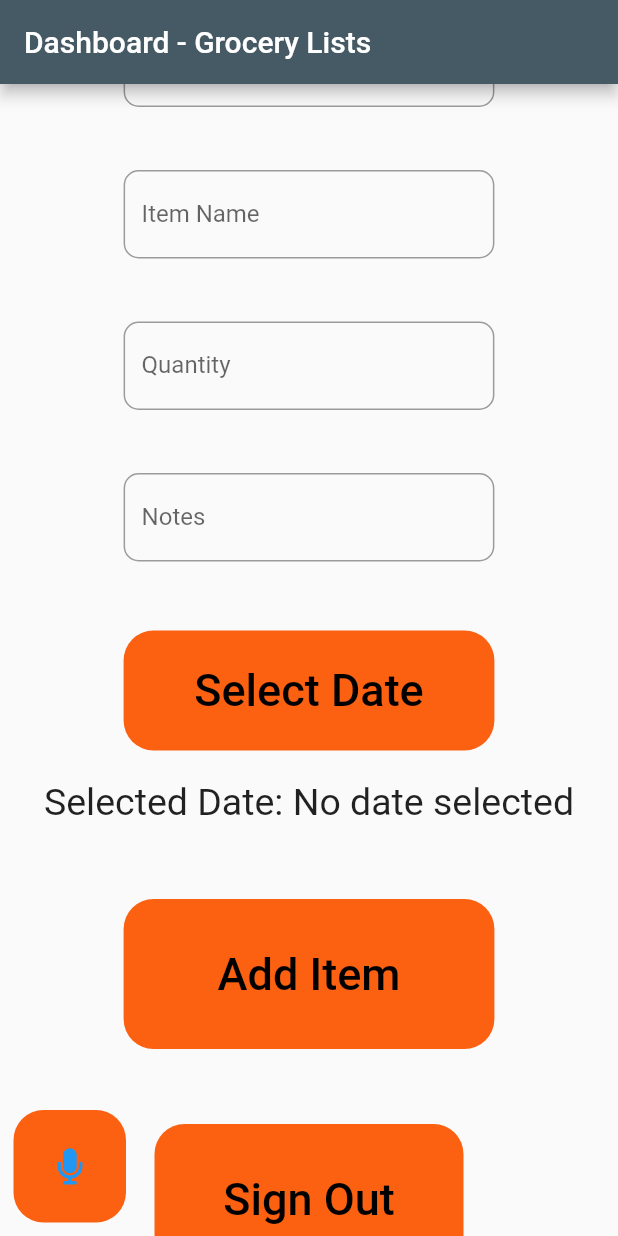
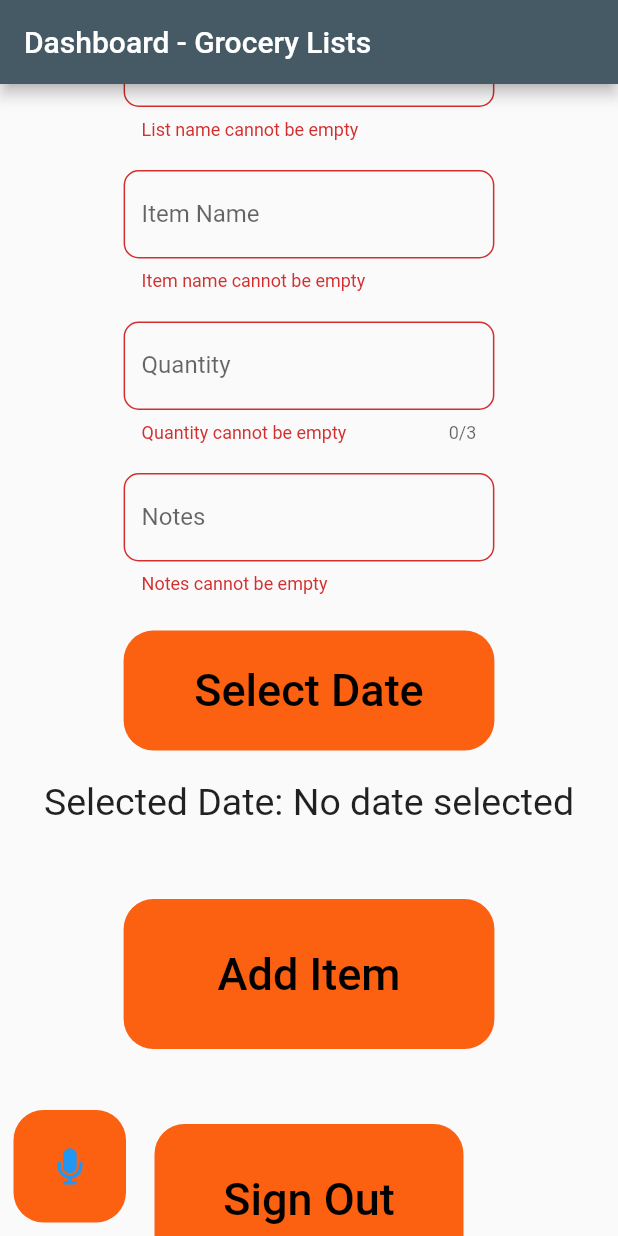
Before and after one commit to Leckraj1405/maugrocery, a Flutter app: the DashboardPage screen opened directly, scrolled down 576 dp, after a tap on "Add Item", on a phone screen of 412 x 824 dp. Run offline on Flutter 3.47's test engine with Material 2 defaults, Android fonts, the phone set to English and light mode, and no system bars; our stand-ins replace cloud_firestore, firebase_auth, firebase_core, flutter_spinkit, flutter_tts, font_awesome_flutter and 2 more; accounts and stored records are empty.

Commit message:
added validators in dashboard

```diff
--- a/lib/dashboard.dart
+++ b/lib/dashboard.dart
@@ -1,4 +1,5 @@
 import 'package:flutter/material.dart';
+import 'package:flutter/services.dart';
 import 'package:font_awesome_flutter/font_awesome_flutter.dart';
 import 'package:maugrocery/listcardWidget.dart';
 import 'package:maugrocery/common.dart';
@@ -26,6 +27,7 @@ class _DashboardPageState extends State<DashboardPage> {
 
   FirebaseAuth _auth = FirebaseAuth.instance;
   FirebaseFirestore firestore = FirebaseFirestore.instance;
+  final dashboardFormKey = GlobalKey<FormState>();
   String listname;
   String itemname;
   String quantity;
@@ -112,6 +114,8 @@ class _DashboardPageState extends State<DashboardPage> {
           children: [
             Center(
               child: SingleChildScrollView(
+                child: Form(
+                  key: dashboardFormKey,
                   child: Column(
                     crossAxisAlignment: CrossAxisAlignment.center,
                     mainAxisAlignment: MainAxisAlignment.center,
@@ -139,8 +143,15 @@ class _DashboardPageState extends State<DashboardPage> {
                       Container(
                         height: 100.0,
                         width: MediaQuery.of(context).size.width * 0.6,
-                      child: TextField(
+                        child: TextFormField(
+                          validator: (listname) {
+                            if (listname.isEmpty) {
+                              return "List name cannot be empty";
+                            }
+                            return null;
+                          },
                           onChanged: (value) {
+                            HapticFeedback.mediumImpact();
                             listname = value;
                           },
                           controller: listnameController,
@@ -168,8 +179,15 @@ class _DashboardPageState extends State<DashboardPage> {
                       Container(
                         height: 100.0,
                         width: MediaQuery.of(context).size.width * 0.6,
-                      child: TextField(
+                        child: TextFormField(
+                          validator: (itemname) {
+                            if (itemname.isEmpty) {
+                              return "Item name cannot be empty";
+                            }
+                            return null;
+                          },
                           onChanged: (value) {
+                            HapticFeedback.mediumImpact();
                             itemname = value;
                           },
                           controller: itemnameController,
@@ -197,8 +215,18 @@ class _DashboardPageState extends State<DashboardPage> {
                       Container(
                         height: 100.0,
                         width: MediaQuery.of(context).size.width * 0.6,
-                      child: TextField(
+                        child: TextFormField(
+                          validator: (quantity) {
+                            if (quantity.isEmpty) {
+                              return "Quantity cannot be empty";
+                            } else if (quantity.length > 3) {
+                              return "Quantity too high, 3 digits max";
+                            }
+                            return null;
+                          },
+                          maxLength: 3,
                           onChanged: (value) {
+                            HapticFeedback.mediumImpact();
                             quantity = value;
                           },
                           controller: quantityController,
@@ -226,8 +254,15 @@ class _DashboardPageState extends State<DashboardPage> {
                       Container(
                         height: 100.0,
                         width: MediaQuery.of(context).size.width * 0.6,
-                      child: TextField(
+                        child: TextFormField(
+                          validator: (notes) {
+                            if (notes.isEmpty) {
+                              return "Notes cannot be empty";
+                            }
+                            return null;
+                          },
                           onChanged: (value) {
+                            HapticFeedback.mediumImpact();
                             notes = value;
                           },
                           controller: notesController,
@@ -282,6 +317,7 @@ class _DashboardPageState extends State<DashboardPage> {
                         child: TextButton(
                           onPressed: () {
                             Vibration.vibrate();
+                            if (!dashboardFormKey.currentState.validate()) {
                               String listname = listnameController.text;
                               String itemname = itemnameController.text;
                               String quantity = quantityController.text;
@@ -312,6 +348,7 @@ class _DashboardPageState extends State<DashboardPage> {
                                     }
                                   ])
                                 });
+                              }
                             }
                           },
                           child: Text(
@@ -376,6 +413,7 @@ class _DashboardPageState extends State<DashboardPage> {
                   ),
                 ),
               ),
+            ),
             Padding(
               padding: const EdgeInsets.only(left: 1, bottom: 1),
               child: Align(
```
Lines whose indentation alone changed are shown as unchanged.
